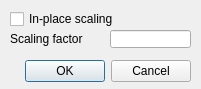
First picture: the form in ui/qdlgscaling.ui, repository CoppeliaRobotics/coppeliaSimLib, before the edit.
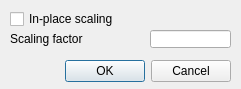
Second picture: the form after the edit.

Patch:
```diff
--- a/ui/qdlgscaling.ui
+++ b/ui/qdlgscaling.ui
@@ -6,7 +6,7 @@
    <rect>
     <x>0</x>
     <y>0</y>
-    <width>201</width>
+    <width>241</width>
     <height>89</height>
    </rect>
   </property>
@@ -21,7 +21,7 @@
     <rect>
      <x>10</x>
      <y>10</y>
-     <width>131</width>
+     <width>191</width>
      <height>18</height>
     </rect>
    </property>
@@ -37,7 +37,7 @@
     <rect>
      <x>10</x>
      <y>30</y>
-     <width>91</width>
+     <width>141</width>
      <height>18</height>
     </rect>
    </property>
@@ -48,7 +48,7 @@
   <widget class="QLineEdit" name="qqScalingFactor">
    <property name="geometry">
     <rect>
-     <x>110</x>
+     <x>150</x>
      <y>30</y>
      <width>81</width>
      <height>18</height>
@@ -60,7 +60,7 @@
     <rect>
      <x>10</x>
      <y>55</y>
-     <width>181</width>
+     <width>221</width>
      <height>32</height>
     </rect>
    </property>
```
